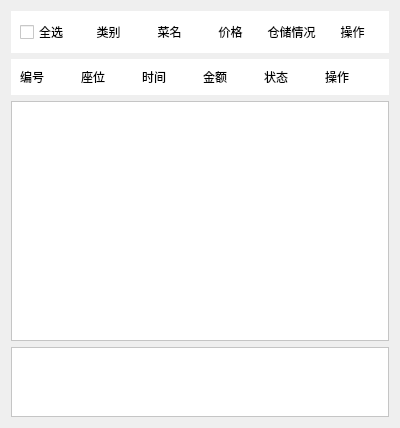
Before: the Qt Designer form lib/common/listwidget.ui in Li-Yaosong/BuffetMealsSystem, drawn with Qt 5.
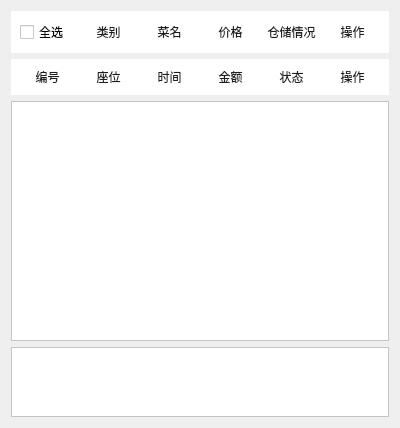
After: the same form once the commit is applied.

What changed in the file:
```diff
--- a/lib/common/listwidget.ui
+++ b/lib/common/listwidget.ui
@@ -17,7 +17,13 @@
    <item>
     <widget class="QWidget" name="widget_head1" native="true">
      <property name="styleSheet">
-      <string notr="true">background-color: rgb(255, 255, 255);</string>
+      <string notr="true">QWidget{background-color: rgb(255, 255, 255);}
+
+QLabel{
+    font: 25 14pt '微软雅黑 Light';
+    color: rgb(31,31,31);
+}
+</string>
      </property>
      <layout class="QHBoxLayout" name="horizontalLayout_1">
       <item>
@@ -89,14 +95,26 @@
    <item>
     <widget class="QWidget" name="widget_head2" native="true">
      <property name="styleSheet">
-      <string notr="true">background-color: rgb(255, 255, 255);</string>
+      <string notr="true">QWidget{background-color: rgb(255, 255, 255);}
+
+QLabel{
+    font: 25 14pt '微软雅黑 Light';
+    color: rgb(31,31,31);
+}
+</string>
      </property>
      <layout class="QHBoxLayout" name="horizontalLayout_2">
       <item>
        <widget class="QLabel" name="label">
+        <property name="styleSheet">
+         <string notr="true"/>
+        </property>
         <property name="text">
          <string>编号</string>
         </property>
+        <property name="alignment">
+         <set>Qt::AlignCenter</set>
+        </property>
        </widget>
       </item>
       <item>
@@ -104,6 +122,9 @@
         <property name="text">
          <string>座位</string>
         </property>
+        <property name="alignment">
+         <set>Qt::AlignCenter</set>
+        </property>
        </widget>
       </item>
       <item>
@@ -111,6 +132,9 @@
         <property name="text">
          <string>时间</string>
         </property>
+        <property name="alignment">
+         <set>Qt::AlignCenter</set>
+        </property>
        </widget>
       </item>
       <item>
@@ -118,6 +142,9 @@
         <property name="text">
          <string>金额</string>
         </property>
+        <property name="alignment">
+         <set>Qt::AlignCenter</set>
+        </property>
        </widget>
       </item>
       <item>
@@ -125,6 +152,9 @@
         <property name="text">
          <string>状态</string>
         </property>
+        <property name="alignment">
+         <set>Qt::AlignCenter</set>
+        </property>
        </widget>
       </item>
       <item>
@@ -132,6 +162,9 @@
         <property name="text">
          <string>操作</string>
         </property>
+        <property name="alignment">
+         <set>Qt::AlignCenter</set>
+        </property>
        </widget>
       </item>
      </layout>
```
Left out of the diff: 8 changed lines with no effect on the pictures.
